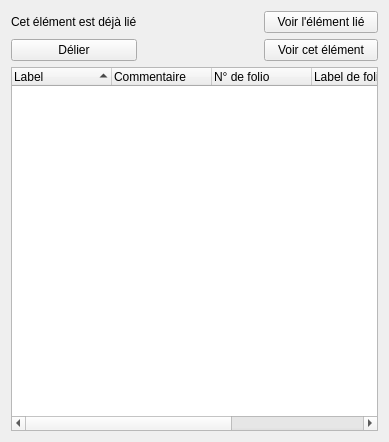
First picture: the form in sources/ui/linksingleelementwidget.ui, repository qelectrotech/qelectrotech-source-mirror, before the edit.
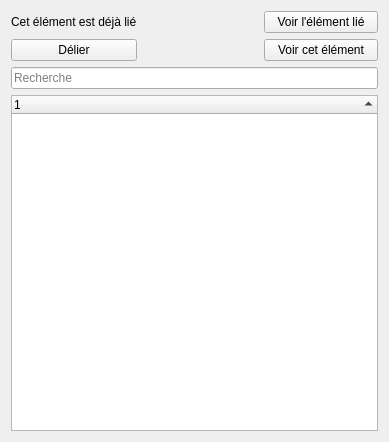
Second picture: the form after the edit.

Commit message: Link single element widget : when link a folio report, add columns for the values : Conductor text, function, tension/protocole Add a line edit used to filter the QTreeWidgetItem.

Diff of the .ui file:
```diff
--- a/sources/ui/linksingleelementwidget.ui
+++ b/sources/ui/linksingleelementwidget.ui
@@ -14,14 +14,14 @@
    <string>Form</string>
   </property>
   <layout class="QGridLayout" name="gridLayout">
-   <item row="0" column="0">
-    <widget class="QLabel" name="m_label">
+   <item row="1" column="2">
+    <widget class="QPushButton" name="m_show_this_pb">
      <property name="text">
-      <string>Cet élément est déjà lié</string>
+      <string>Voir cet élément</string>
      </property>
     </widget>
    </item>
-   <item row="2" column="0" colspan="3">
+   <item row="3" column="0" colspan="3">
     <widget class="QTreeWidget" name="m_tree_widget">
      <property name="indentation">
       <number>5</number>
@@ -31,48 +31,9 @@
      </property>
      <column>
       <property name="text">
-       <string>Label</string>
+       <string notr="true">1</string>
       </property>
      </column>
-     <column>
-      <property name="text">
-       <string>Commentaire</string>
-      </property>
-     </column>
-     <column>
-      <property name="text">
-       <string>N° de folio</string>
-      </property>
-     </column>
-     <column>
-      <property name="text">
-       <string>Label de folio</string>
-      </property>
-     </column>
-     <column>
-      <property name="text">
-       <string>Position</string>
-      </property>
-     </column>
-     <column>
-      <property name="text">
-       <string>Titre de folio</string>
-      </property>
-     </column>
-    </widget>
-   </item>
-   <item row="1" column="2">
-    <widget class="QPushButton" name="m_show_this_pb">
-     <property name="text">
-      <string>Voir cet élément</string>
-     </property>
-    </widget>
-   </item>
-   <item row="0" column="2">
-    <widget class="QPushButton" name="m_show_linked_pb">
-     <property name="text">
-      <string>Voir l'élément lié</string>
-     </property>
     </widget>
    </item>
    <item row="1" column="0">
@@ -82,6 +43,27 @@
      </property>
     </widget>
    </item>
+   <item row="0" column="2">
+    <widget class="QPushButton" name="m_show_linked_pb">
+     <property name="text">
+      <string>Voir l'élément lié</string>
+     </property>
+    </widget>
+   </item>
+   <item row="0" column="0">
+    <widget class="QLabel" name="m_label">
+     <property name="text">
+      <string>Cet élément est déjà lié</string>
+     </property>
+    </widget>
+   </item>
+   <item row="2" column="0" colspan="3">
+    <widget class="QLineEdit" name="m_search_field">
+     <property name="placeholderText">
+      <string>Recherche</string>
+     </property>
+    </widget>
+   </item>
   </layout>
  </widget>
  <resources/>
```
The commit also changes 2 other files.
